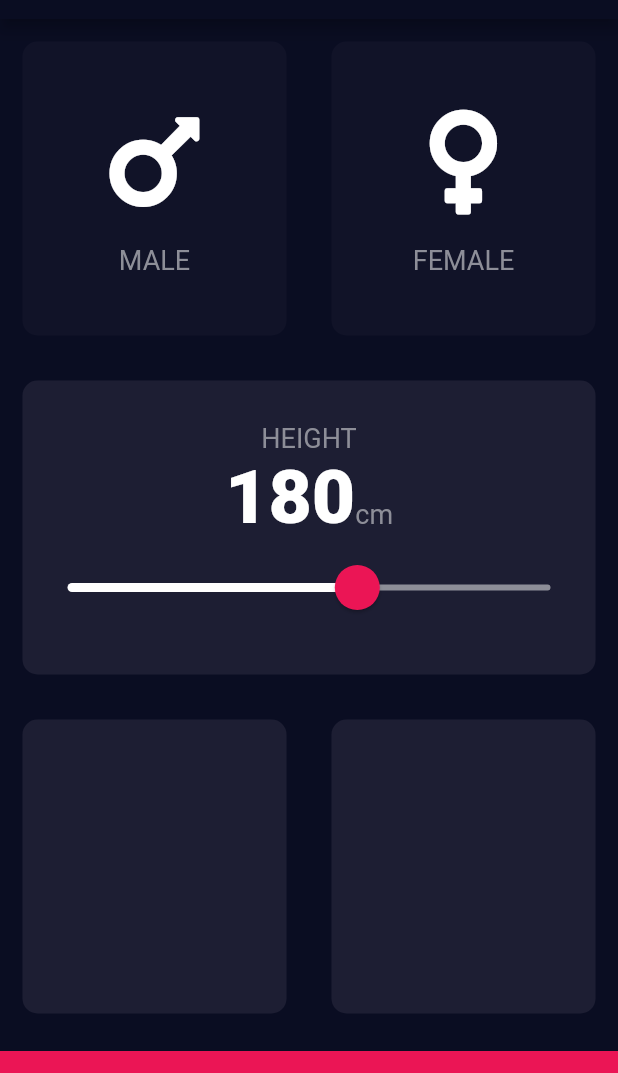
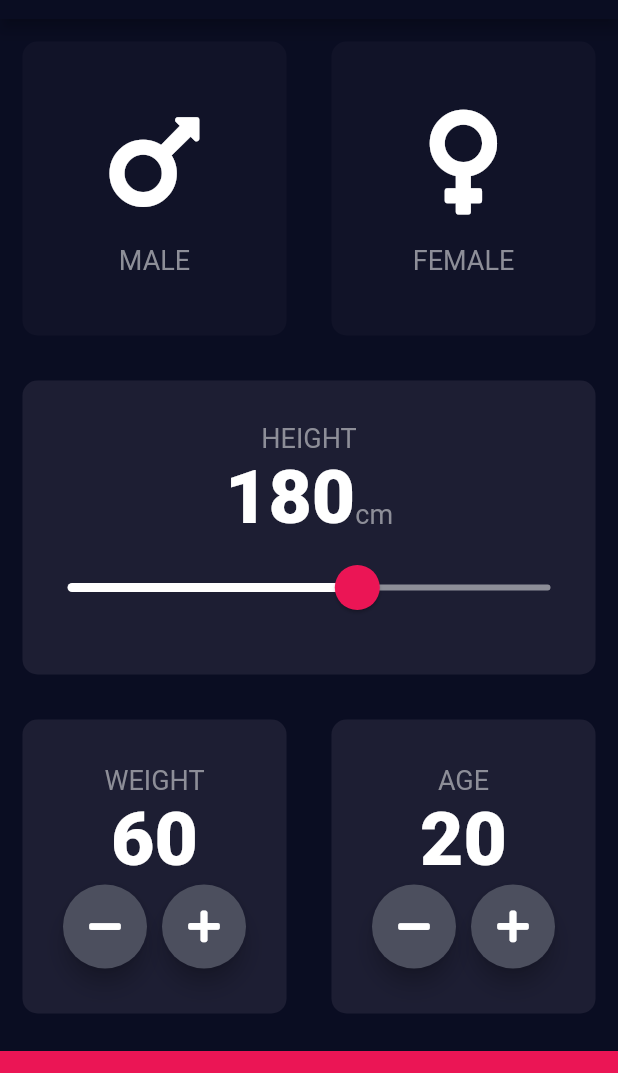
Before and after one commit to NoorShinwari/Togometric, a Flutter app: the screen it shows after launch, on a phone screen of 412 x 824 dp, the part 65-1138 px from its top. Run offline on Flutter 3.47's test engine with Material 2 defaults, Android fonts, the phone set to English and light mode, and no system bars; our stand-ins replace audioplayers, font_awesome_flutter, rflutter_alert.

Commit message:
Building Flutter Widgets From Scratch

```diff
--- a/Flutter/BMI_calculator/lib/input_page.dart
+++ b/Flutter/BMI_calculator/lib/input_page.dart
@@ -18,6 +18,8 @@
 class _InputPageState extends State<InputPage> {
   Gender selectedGender;
   int height = 180;
+  int weight = 60;
+  int age = 20;
 
   @override
   Widget build(BuildContext context) {
@@ -117,11 +119,85 @@
                 Expanded(
                   child: ReUsableCard(
                     color: kActiveCardColor,
+                    cardChild: Column(
+                      mainAxisAlignment: MainAxisAlignment.center,
+                      children: <Widget>[
+                        Text(
+                          'WEIGHT',
+                          style: kLabelTextStyle,
+                        ),
+                        Text(
+                          weight.toString(),
+                          style: kNumberTextStyle,
+                        ),
+                        Row(
+                          mainAxisAlignment: MainAxisAlignment.center,
+                          children: <Widget>[
+                            RoundIconButton(
+                              icon: FontAwesomeIcons.minus,
+                              weightHandler: () {
+                                setState(() {
+                                  weight--;
+                                });
+                              },
+                            ),
+                            SizedBox(
+                              width: 10,
+                            ),
+                            RoundIconButton(
+                              icon: FontAwesomeIcons.plus,
+                              weightHandler: () {
+                                setState(() {
+                                  weight++;
+                                });
+                              },
+                            ),
+                          ],
+                        ),
+                      ],
+                    ),
                   ),
                 ),
                 Expanded(
                   child: ReUsableCard(
                     color: Color(0xFF1D1E33),
+                    cardChild: Column(
+                      mainAxisAlignment: MainAxisAlignment.center,
+                      children: <Widget>[
+                        Text(
+                          'AGE',
+                          style: kLabelTextStyle,
+                        ),
+                        Text(
+                          age.toString(),
+                          style: kNumberTextStyle,
+                        ),
+                        Row(
+                          mainAxisAlignment: MainAxisAlignment.center,
+                          children: <Widget>[
+                            RoundIconButton(
+                              icon: FontAwesomeIcons.minus,
+                              weightHandler: () {
+                                setState(() {
+                                  age--;
+                                });
+                              },
+                            ),
+                            SizedBox(
+                              width: 10,
+                            ),
+                            RoundIconButton(
+                              icon: FontAwesomeIcons.plus,
+                              weightHandler: () {
+                                setState(() {
+                                  age++;
+                                });
+                              },
+                            ),
+                          ],
+                        ),
+                      ],
+                    ),
                   ),
                 ),
               ],
@@ -138,3 +214,21 @@
     );
   }
 }
+
+class RoundIconButton extends StatelessWidget {
+  final IconData icon;
+  final Function weightHandler;
+
+  RoundIconButton({@required this.icon, @required this.weightHandler});
+  @override
+  Widget build(BuildContext context) {
+    return RawMaterialButton(
+      child: Icon(icon),
+      onPressed: weightHandler,
+      elevation: 6.0,
+      constraints: BoxConstraints.tightFor(width: 56.0, height: 56.0),
+      shape: CircleBorder(),
+      fillColor: Color(0xFF4C4F5E),
+    );
+  }
+}
```
